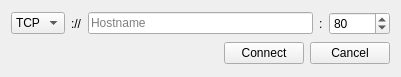
Before: the Qt Designer form resource/ui/direct_connect_dialog.ui in AttorneyOnline/AO2-Client, drawn with Qt 5.
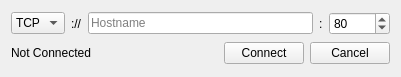
After: the same form once the commit is applied.

Commit message: Visual Fluff, don't show direct connection on demo screen

```diff
--- a/resource/ui/direct_connect_dialog.ui
+++ b/resource/ui/direct_connect_dialog.ui
@@ -74,6 +74,13 @@
    </item>
    <item>
     <layout class="QHBoxLayout" name="horizontalLayout_2">
+     <item>
+      <widget class="QLabel" name="direct_connection_status_lbl">
+       <property name="text">
+        <string>Not Connected</string>
+       </property>
+      </widget>
+     </item>
      <item>
       <spacer name="horizontalSpacer">
        <property name="orientation">
```
The commit also changes 3 other files.
